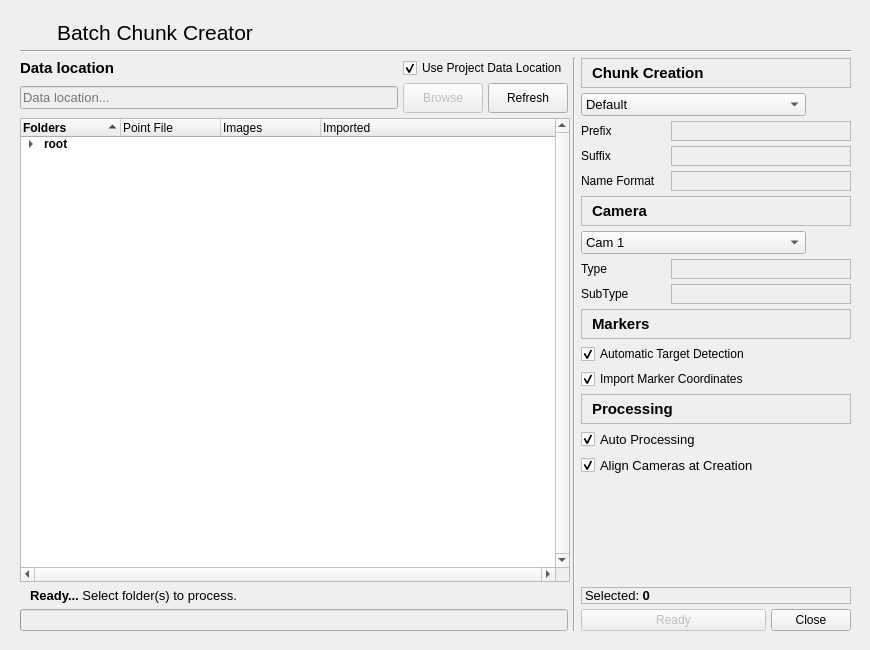
This is AutoFTG/qtGui/diaAddNewChunkBatch.ui in bilkos/AutoFTG-Scripts_Metashape-Pro as Qt 5 draws it before an edit. The edited form follows.
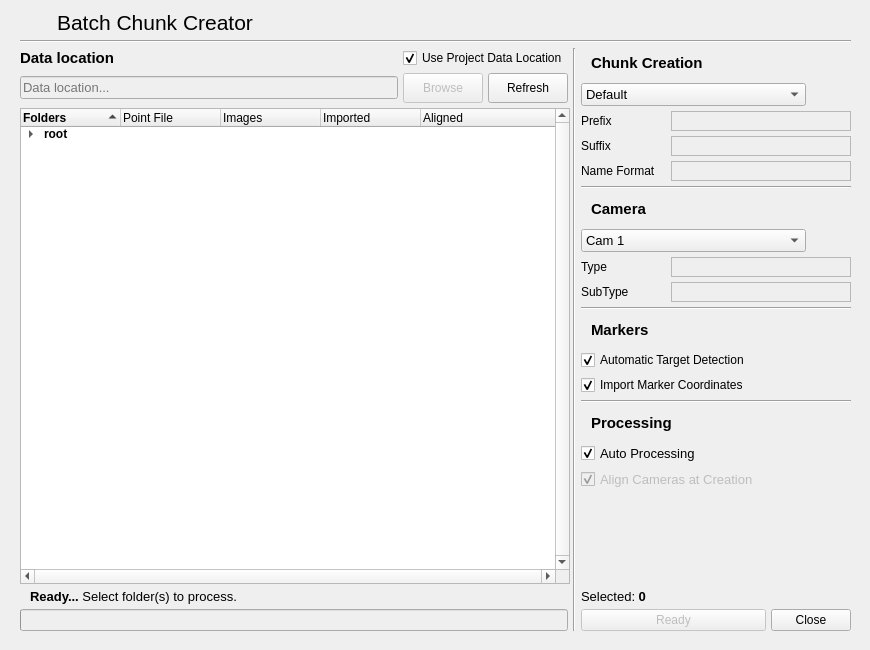
This is the edited form. Icons and pictures are not drawn.

Commit message: Added option for defaults in Batch Chunk Creator

The edit to the form file:
```diff
--- a/AutoFTG/qtGui/diaAddNewChunkBatch.ui
+++ b/AutoFTG/qtGui/diaAddNewChunkBatch.ui
@@ -40,9 +40,9 @@
    <property name="geometry">
     <rect>
      <x>10</x>
-     <y>10</y>
+     <y>0</y>
      <width>851</width>
-     <height>631</height>
+     <height>641</height>
     </rect>
    </property>
    <layout class="QVBoxLayout" name="verticalLayout_2">
@@ -211,8 +211,323 @@
       </item>
       <item row="0" column="2" rowspan="3">
        <layout class="QGridLayout" name="gridLayout_3">
+        <item row="7" column="0">
+         <widget class="QLabel" name="label_4">
+          <property name="minimumSize">
+           <size>
+            <width>0</width>
+            <height>30</height>
+           </size>
+          </property>
+          <property name="font">
+           <font>
+            <family>Segoe UI</family>
+            <pointsize>11</pointsize>
+            <weight>75</weight>
+            <bold>true</bold>
+           </font>
+          </property>
+          <property name="frameShape">
+           <enum>QFrame::NoFrame</enum>
+          </property>
+          <property name="text">
+           <string notr="true">Camera</string>
+          </property>
+          <property name="indent">
+           <number>10</number>
+          </property>
+         </widget>
+        </item>
+        <item row="14" column="0">
+         <widget class="QCheckBox" name="checkBox">
+          <property name="sizePolicy">
+           <sizepolicy hsizetype="Preferred" vsizetype="Maximum">
+            <horstretch>0</horstretch>
+            <verstretch>0</verstretch>
+           </sizepolicy>
+          </property>
+          <property name="font">
+           <font>
+            <family>Segoe UI</family>
+            <pointsize>9</pointsize>
+           </font>
+          </property>
+          <property name="cursor">
+           <cursorShape>PointingHandCursor</cursorShape>
+          </property>
+          <property name="toolTip">
+           <string notr="true">&lt;html&gt;&lt;head/&gt;&lt;body&gt;&lt;p&gt;&lt;span style=&quot; font-weight:600;&quot;&gt;Enabled:&lt;/span&gt; Marker coordinates will be imported after target detection. &lt;span style=&quot; font-weight:600;&quot;&gt;*&lt;/span&gt;&lt;/p&gt;&lt;p&gt;&lt;span style=&quot; font-weight:600;&quot;&gt;Disabled:&lt;/span&gt; Coordinates are not imported. User must manually import coordinates.&lt;/p&gt;&lt;p&gt;&lt;span style=&quot; font-weight:600;&quot;&gt;*&lt;/span&gt; Automatic importing of marker coordinates only works if point file name is the same as it's parent folder name, and contains a header with metadata. Point coordinates should start at row #7.&lt;/p&gt;&lt;/body&gt;&lt;/html&gt;</string>
+          </property>
+          <property name="text">
+           <string notr="true">Import Marker Coordinates</string>
+          </property>
+          <property name="icon">
+           <iconset resource="../qtresources.qrc">
+            <normaloff>:/icons/icons8-map-marker-50.png</normaloff>:/icons/icons8-map-marker-50.png</iconset>
+          </property>
+          <property name="iconSize">
+           <size>
+            <width>24</width>
+            <height>24</height>
+           </size>
+          </property>
+          <property name="checked">
+           <bool>true</bool>
+          </property>
+         </widget>
+        </item>
+        <item row="19" column="0">
+         <spacer name="verticalSpacer">
+          <property name="orientation">
+           <enum>Qt::Vertical</enum>
+          </property>
+          <property name="sizeType">
+           <enum>QSizePolicy::MinimumExpanding</enum>
+          </property>
+          <property name="sizeHint" stdset="0">
+           <size>
+            <width>20</width>
+            <height>10</height>
+           </size>
+          </property>
+         </spacer>
+        </item>
+        <item row="12" column="0">
+         <widget class="QLabel" name="label_5">
+          <property name="minimumSize">
+           <size>
+            <width>0</width>
+            <height>30</height>
+           </size>
+          </property>
+          <property name="font">
+           <font>
+            <family>Segoe UI</family>
+            <pointsize>11</pointsize>
+            <weight>75</weight>
+            <bold>true</bold>
+           </font>
+          </property>
+          <property name="frameShape">
+           <enum>QFrame::NoFrame</enum>
+          </property>
+          <property name="text">
+           <string notr="true">Markers</string>
+          </property>
+          <property name="indent">
+           <number>10</number>
+          </property>
+         </widget>
+        </item>
+        <item row="11" column="0">
+         <widget class="Line" name="line_3">
+          <property name="orientation">
+           <enum>Qt::Horizontal</enum>
+          </property>
+         </widget>
+        </item>
+        <item row="8" column="0">
+         <layout class="QHBoxLayout" name="horizontalLayout_12">
+          <item>
+           <widget class="QComboBox" name="comboBox_2">
+            <property name="sizePolicy">
+             <sizepolicy hsizetype="MinimumExpanding" vsizetype="Maximum">
+              <horstretch>0</horstretch>
+              <verstretch>0</verstretch>
+             </sizepolicy>
+            </property>
+            <property name="minimumSize">
+             <size>
+              <width>200</width>
+              <height>0</height>
+             </size>
+            </property>
+            <property name="font">
+             <font>
+              <family>Segoe UI</family>
+              <pointsize>10</pointsize>
+             </font>
+            </property>
+            <property name="cursor">
+             <cursorShape>PointingHandCursor</cursorShape>
+            </property>
+            <property name="statusTip">
+             <string notr="true">Choose camera settings to be applied when creating new chunk...</string>
+            </property>
+            <property name="iconSize">
+             <size>
+              <width>20</width>
+              <height>20</height>
+             </size>
+            </property>
+            <item>
+             <property name="text">
+              <string notr="true">Cam 1</string>
+             </property>
+             <property name="icon">
+              <iconset resource="../qtresources.qrc">
+               <normaloff>:/icons/icons8-full-page-view-50.png</normaloff>:/icons/icons8-full-page-view-50.png</iconset>
+             </property>
+            </item>
+            <item>
+             <property name="text">
+              <string notr="true">Cam 2</string>
+             </property>
+             <property name="icon">
+              <iconset resource="../qtresources.qrc">
+               <normaloff>:/icons/icons8-video-wall-50.png</normaloff>:/icons/icons8-video-wall-50.png</iconset>
+             </property>
+            </item>
+            <item>
+             <property name="text">
+              <string notr="true">Cam 3</string>
+             </property>
+             <property name="icon">
+              <iconset resource="../qtresources.qrc">
+               <normaloff>:/icons/icons8-live-photos-96.png</normaloff>:/icons/icons8-live-photos-96.png</iconset>
+             </property>
+            </item>
+            <item>
+             <property name="text">
+              <string notr="true">Cam 4</string>
+             </property>
+             <property name="icon">
+              <iconset resource="../qtresources.qrc">
+               <normaloff>:/icons/icons8-aperture-50.png</normaloff>:/icons/icons8-aperture-50.png</iconset>
+             </property>
+            </item>
+            <item>
+             <property name="text">
+              <string notr="true">Cam 5</string>
+             </property>
+             <property name="icon">
+              <iconset resource="../qtresources.qrc">
+               <normaloff>:/icons/icons8-video-stabilization-50.png</normaloff>:/icons/icons8-video-stabilization-50.png</iconset>
+             </property>
+            </item>
+            <item>
+             <property name="text">
+              <string notr="true">Cam 6</string>
+             </property>
+             <property name="icon">
+              <iconset resource="../qtresources.qrc">
+               <normaloff>:/icons/icons8-quadcopter-50.png</normaloff>:/icons/icons8-quadcopter-50.png</iconset>
+             </property>
+            </item>
+           </widget>
+          </item>
+          <item>
+           <widget class="QPushButton" name="btnDefCam">
+            <property name="toolTip">
+             <string notr="true">Set as default</string>
+            </property>
+            <property name="icon">
+             <iconset resource="../qtresources.qrc">
+              <normaloff>:/icons/icons8-christmas-star-50.png</normaloff>:/icons/icons8-christmas-star-50.png</iconset>
+            </property>
+            <property name="iconSize">
+             <size>
+              <width>21</width>
+              <height>21</height>
+             </size>
+            </property>
+            <property name="autoDefault">
+             <bool>false</bool>
+            </property>
+            <property name="flat">
+             <bool>true</bool>
+            </property>
+           </widget>
+          </item>
+         </layout>
+        </item>
         <item row="15" column="0">
+         <widget class="Line" name="line_2">
+          <property name="orientation">
+           <enum>Qt::Horizontal</enum>
+          </property>
+         </widget>
+        </item>
+        <item row="4" column="0">
+         <layout class="QHBoxLayout" name="horizontalLayout_3">
+          <item>
+           <widget class="QLabel" name="label_10">
+            <property name="sizePolicy">
+             <sizepolicy hsizetype="Maximum" vsizetype="Maximum">
+              <horstretch>0</horstretch>
+              <verstretch>0</verstretch>
+             </sizepolicy>
+            </property>
+            <property name="font">
+             <font>
+              <family>Segoe UI</family>
+              <pointsize>9</pointsize>
+              <weight>50</weight>
+              <bold>false</bold>
+             </font>
+            </property>
+            <property name="text">
+             <string notr="true">Suffix</string>
+            </property>
+           </widget>
+          </item>
+          <item>
+           <spacer name="horizontalSpacer_4">
+            <property name="orientation">
+             <enum>Qt::Horizontal</enum>
+            </property>
+            <property name="sizeType">
+             <enum>QSizePolicy::MinimumExpanding</enum>
+            </property>
+            <property name="sizeHint" stdset="0">
+             <size>
+              <width>10</width>
+              <height>20</height>
+             </size>
+            </property>
+           </spacer>
+          </item>
+          <item>
+           <widget class="QLabel" name="label_7">
+            <property name="sizePolicy">
+             <sizepolicy hsizetype="Expanding" vsizetype="Preferred">
+              <horstretch>0</horstretch>
+              <verstretch>0</verstretch>
+             </sizepolicy>
+            </property>
+            <property name="minimumSize">
+             <size>
+              <width>180</width>
+              <height>0</height>
+             </size>
+            </property>
+            <property name="maximumSize">
+             <size>
+              <width>180</width>
+              <height>16777215</height>
+             </size>
+            </property>
+            <property name="font">
+             <font>
+              <family>Segoe UI</family>
+              <pointsize>8</pointsize>
+             </font>
+            </property>
+            <property name="frameShape">
+             <enum>QFrame::StyledPanel</enum>
+            </property>
+            <property name="text">
+             <string notr="true"/>
+            </property>
+           </widget>
+          </item>
+         </layout>
+        </item>
+        <item row="18" column="0">
          <widget class="QCheckBox" name="checkBox_align">
+          <property name="enabled">
+           <bool>false</bool>
+          </property>
           <property name="sizePolicy">
            <sizepolicy hsizetype="Preferred" vsizetype="Fixed">
             <horstretch>0</horstretch>
@@ -252,12 +567,12 @@
           </property>
          </widget>
         </item>
-        <item row="8" column="0">
-         <layout class="QHBoxLayout" name="horizontalLayout_6">
+        <item row="3" column="0">
+         <layout class="QHBoxLayout" name="horizontalLayout_5">
           <item>
-           <widget class="QLabel" name="label_9">
+           <widget class="QLabel" name="label_11">
             <property name="sizePolicy">
-             <sizepolicy hsizetype="Maximum" vsizetype="Preferred">
+             <sizepolicy hsizetype="Maximum" vsizetype="Maximum">
               <horstretch>0</horstretch>
               <verstretch>0</verstretch>
              </sizepolicy>
@@ -270,16 +585,13 @@
               <bold>false</bold>
              </font>
             </property>
-            <property name="frameShape">
-             <enum>QFrame::NoFrame</enum>
-            </property>
             <property name="text">
-             <string notr="true">Type</string>
+             <string notr="true">Prefix</string>
             </property>
            </widget>
           </item>
           <item>
-           <spacer name="horizontalSpacer">
+           <spacer name="horizontalSpacer_5">
             <property name="orientation">
              <enum>Qt::Horizontal</enum>
             </property>
@@ -295,7 +607,7 @@
            </spacer>
           </item>
           <item>
-           <widget class="QLabel" name="label_12">
+           <widget class="QLabel" name="label_6">
             <property name="sizePolicy">
              <sizepolicy hsizetype="Expanding" vsizetype="Preferred">
               <horstretch>0</horstretch>
@@ -330,37 +642,10 @@
           </item>
          </layout>
         </item>
-        <item row="10" column="0">
-         <widget class="QLabel" name="label_5">
-          <property name="minimumSize">
-           <size>
-            <width>0</width>
-            <height>30</height>
-           </size>
-          </property>
-          <property name="font">
-           <font>
-            <family>Segoe UI</family>
-            <pointsize>11</pointsize>
-            <weight>75</weight>
-            <bold>true</bold>
-           </font>
-          </property>
-          <property name="frameShape">
-           <enum>QFrame::StyledPanel</enum>
-          </property>
-          <property name="text">
-           <string notr="true">Markers</string>
-          </property>
-          <property name="indent">
-           <number>10</number>
-          </property>
-         </widget>
-        </item>
-        <item row="14" column="0">
-         <widget class="QCheckBox" name="checkBox_3">
+        <item row="13" column="0">
+         <widget class="QCheckBox" name="checkBox_2">
           <property name="sizePolicy">
-           <sizepolicy hsizetype="Preferred" vsizetype="Fixed">
+           <sizepolicy hsizetype="Preferred" vsizetype="Maximum">
             <horstretch>0</horstretch>
             <verstretch>0</verstretch>
            </sizepolicy>
@@ -368,7 +653,7 @@
           <property name="font">
            <font>
             <family>Segoe UI</family>
-            <pointsize>10</pointsize>
+            <pointsize>9</pointsize>
            </font>
           </property>
           <property name="cursor">
@@ -378,7 +663,7 @@
            <string notr="true">&lt;html&gt;&lt;head/&gt;&lt;body&gt;&lt;p&gt;&lt;span style=&quot; font-weight:600;&quot;&gt;Enabled:&lt;/span&gt; Automatic chunk creation with predefined settings&lt;/p&gt;&lt;p&gt;&lt;span style=&quot; font-weight:600;&quot;&gt;Disabled:&lt;/span&gt; Manual confirmation of intermediate steps&lt;/p&gt;&lt;/body&gt;&lt;/html&gt;</string>
           </property>
           <property name="text">
-           <string notr="true">Auto Processing</string>
+           <string notr="true">Automatic Target Detection</string>
           </property>
           <property name="icon">
            <iconset resource="../qtresources.qrc">
@@ -390,41 +675,11 @@
             <height>24</height>
            </size>
           </property>
-          <property name="checkable">
-           <bool>true</bool>
-          </property>
           <property name="checked">
            <bool>true</bool>
           </property>
          </widget>
         </item>
-        <item row="0" column="0">
-         <widget class="QLabel" name="label">
-          <property name="minimumSize">
-           <size>
-            <width>0</width>
-            <height>30</height>
-           </size>
-          </property>
-          <property name="font">
-           <font>
-            <family>Segoe UI</family>
-            <pointsize>11</pointsize>
-            <weight>75</weight>
-            <bold>true</bold>
-           </font>
-          </property>
-          <property name="frameShape">
-           <enum>QFrame::StyledPanel</enum>
-          </property>
-          <property name="text">
-           <string notr="true">Chunk Creation</string>
-          </property>
-          <property name="indent">
-           <number>10</number>
-          </property>
-         </widget>
-        </item>
         <item row="2" column="0">
          <layout class="QHBoxLayout" name="horizontalLayout_8">
           <item>
@@ -522,10 +777,37 @@
           </item>
          </layout>
         </item>
-        <item row="11" column="0">
-         <widget class="QCheckBox" name="checkBox_2">
+        <item row="16" column="0">
+         <widget class="QLabel" name="label_17">
+          <property name="minimumSize">
+           <size>
+            <width>0</width>
+            <height>30</height>
+           </size>
+          </property>
+          <property name="font">
+           <font>
+            <family>Segoe UI</family>
+            <pointsize>11</pointsize>
+            <weight>75</weight>
+            <bold>true</bold>
+           </font>
+          </property>
+          <property name="frameShape">
+           <enum>QFrame::NoFrame</enum>
+          </property>
+          <property name="text">
+           <string notr="true">Processing</string>
+          </property>
+          <property name="indent">
+           <number>10</number>
+          </property>
+         </widget>
+        </item>
+        <item row="17" column="0">
+         <widget class="QCheckBox" name="checkBox_3">
           <property name="sizePolicy">
-           <sizepolicy hsizetype="Preferred" vsizetype="Maximum">
+           <sizepolicy hsizetype="Preferred" vsizetype="Fixed">
             <horstretch>0</horstretch>
             <verstretch>0</verstretch>
            </sizepolicy>
@@ -533,7 +815,7 @@
           <property name="font">
            <font>
             <family>Segoe UI</family>
-            <pointsize>9</pointsize>
+            <pointsize>10</pointsize>
            </font>
           </property>
           <property name="cursor">
@@ -543,7 +825,7 @@
            <string notr="true">&lt;html&gt;&lt;head/&gt;&lt;body&gt;&lt;p&gt;Enable automatic target detection when new chunk is created...&lt;/p&gt;&lt;/body&gt;&lt;/html&gt;</string>
           </property>
           <property name="text">
-           <string notr="true">Automatic Target Detection</string>
+           <string notr="true">Auto Processing</string>
           </property>
           <property name="icon">
            <iconset resource="../qtresources.qrc">
@@ -555,12 +837,15 @@
             <height>24</height>
            </size>
           </property>
+          <property name="checkable">
+           <bool>true</bool>
+          </property>
           <property name="checked">
            <bool>true</bool>
           </property>
          </widget>
         </item>
-        <item row="9" column="0">
+        <item row="10" column="0">
          <layout class="QHBoxLayout" name="horizontalLayout_7">
           <item>
            <widget class="QLabel" name="label_13">
@@ -635,8 +920,86 @@
           </item>
          </layout>
         </item>
-        <item row="6" column="0">
-         <widget class="QLabel" name="label_4">
+        <item row="9" column="0">
+         <layout class="QHBoxLayout" name="horizontalLayout_6">
+          <item>
+           <widget class="QLabel" name="label_9">
+            <property name="sizePolicy">
+             <sizepolicy hsizetype="Maximum" vsizetype="Preferred">
+              <horstretch>0</horstretch>
+              <verstretch>0</verstretch>
+             </sizepolicy>
+            </property>
+            <property name="font">
+             <font>
+              <family>Segoe UI</family>
+              <pointsize>9</pointsize>
+              <weight>50</weight>
+              <bold>false</bold>
+             </font>
+            </property>
+            <property name="frameShape">
+             <enum>QFrame::NoFrame</enum>
+            </property>
+            <property name="text">
+             <string notr="true">Type</string>
+            </property>
+           </widget>
+          </item>
+          <item>
+           <spacer name="horizontalSpacer">
+            <property name="orientation">
+             <enum>Qt::Horizontal</enum>
+            </property>
+            <property name="sizeType">
+             <enum>QSizePolicy::MinimumExpanding</enum>
+            </property>
+            <property name="sizeHint" stdset="0">
+             <size>
+              <width>10</width>
+              <height>20</height>
+             </size>
+            </property>
+           </spacer>
+          </item>
+          <item>
+           <widget class="QLabel" name="label_12">
+            <property name="sizePolicy">
+             <sizepolicy hsizetype="Expanding" vsizetype="Preferred">
+              <horstretch>0</horstretch>
+              <verstretch>0</verstretch>
+             </sizepolicy>
+            </property>
+            <property name="minimumSize">
+             <size>
+              <width>180</width>
+              <height>0</height>
+             </size>
+            </property>
+            <property name="maximumSize">
+             <size>
+              <width>180</width>
+              <height>16777215</height>
+             </size>
+            </property>
+            <property name="font">
+             <font>
+              <family>Segoe UI</family>
+              <pointsize>8</pointsize>
+             </font>
+            </property>
+            <property name="frameShape">
+             <enum>QFrame::StyledPanel</enum>
+            </property>
+            <property name="text">
+             <string notr="true"/>
+            </property>
+           </widget>
+          </item>
+         </layout>
+        </item>
+        <item row="0" column="0">
+         <widget class="QLabel" name="label">
           <property name="minimumSize">
            <size>
             <width>0</width>
@@ -652,10 +1015,10 @@
            </font>
           </property>
           <property name="frameShape">
-           <enum>QFrame::StyledPanel</enum>
+           <enum>QFrame::NoFrame</enum>
           </property>
           <property name="text">
-           <string notr="true">Camera</string>
+           <string notr="true">Chunk Creation</string>
           </property>
           <property name="indent">
            <number>10</number>
@@ -737,351 +1100,12 @@
           </item>
          </layout>
         </item>
-        <item row="3" column="0">
-         <layout class="QHBoxLayout" name="horizontalLayout_5">
-          <item>
-           <widget class="QLabel" name="label_11">
-            <property name="sizePolicy">
-             <sizepolicy hsizetype="Maximum" vsizetype="Maximum">
-              <horstretch>0</horstretch>
-              <verstretch>0</verstretch>
-             </sizepolicy>
-            </property>
-            <property name="font">
-             <font>
-              <family>Segoe UI</family>
-              <pointsize>9</pointsize>
-              <weight>50</weight>
-              <bold>false</bold>
-             </font>
-            </property>
-            <property name="text">
-             <string notr="true">Prefix</string>
-            </property>
-           </widget>
-          </item>
-          <item>
-           <spacer name="horizontalSpacer_5">
-            <property name="orientation">
-             <enum>Qt::Horizontal</enum>
-            </property>
-            <property name="sizeType">
-             <enum>QSizePolicy::MinimumExpanding</enum>
-            </property>
-            <property name="sizeHint" stdset="0">
-             <size>
-              <width>10</width>
-              <height>20</height>
-             </size>
-            </property>
-           </spacer>
-          </item>
-          <item>
-           <widget class="QLabel" name="label_6">
-            <property name="sizePolicy">
-             <sizepolicy hsizetype="Expanding" vsizetype="Preferred">
-              <horstretch>0</horstretch>
-              <verstretch>0</verstretch>
-             </sizepolicy>
-            </property>
-            <property name="minimumSize">
-             <size>
-              <width>180</width>
-              <height>0</height>
-             </size>
-            </property>
-            <property name="maximumSize">
-             <size>
-              <width>180</width>
-              <height>16777215</height>
-             </size>
-            </property>
-            <property name="font">
-             <font>
-              <family>Segoe UI</family>
-              <pointsize>8</pointsize>
-             </font>
-            </property>
-            <property name="frameShape">
-             <enum>QFrame::StyledPanel</enum>
-            </property>
-            <property name="text">
-             <string notr="true"/>
-            </property>
-           </widget>
-          </item>
-         </layout>
-        </item>
-        <item row="4" column="0">
-         <layout class="QHBoxLayout" name="horizontalLayout_3">
-          <item>
-           <widget class="QLabel" name="label_10">
-            <property name="sizePolicy">
-             <sizepolicy hsizetype="Maximum" vsizetype="Maximum">
-              <horstretch>0</horstretch>
-              <verstretch>0</verstretch>
-             </sizepolicy>
-            </property>
-            <property name="font">
-             <font>
-              <family>Segoe UI</family>
-              <pointsize>9</pointsize>
-              <weight>50</weight>
-              <bold>false</bold>
-             </font>
-            </property>
-            <property name="text">
-             <string notr="true">Suffix</string>
-            </property>
-           </widget>
-          </item>
-          <item>
-           <spacer name="horizontalSpacer_4">
-            <property name="orientation">
-             <enum>Qt::Horizontal</enum>
-            </property>
-            <property name="sizeType">
-             <enum>QSizePolicy::MinimumExpanding</enum>
-            </property>
-            <property name="sizeHint" stdset="0">
-             <size>
-              <width>10</width>
-              <height>20</height>
-             </size>
-            </property>
-           </spacer>
-          </item>
-          <item>
-           <widget class="QLabel" name="label_7">
-            <property name="sizePolicy">
-             <sizepolicy hsizetype="Expanding" vsizetype="Preferred">
-              <horstretch>0</horstretch>
-              <verstretch>0</verstretch>
-             </sizepolicy>
-            </property>
-            <property name="minimumSize">
-             <size>
-              <width>180</width>
-              <height>0</height>
-             </size>
-            </property>
-            <property name="maximumSize">
-             <size>
-              <width>180</width>
-              <height>16777215</height>
-             </size>
-            </property>
-            <property name="font">
-             <font>
-              <family>Segoe UI</family>
-              <pointsize>8</pointsize>
-             </font>
-            </property>
-            <property name="frameShape">
-             <enum>QFrame::StyledPanel</enum>
-            </property>
-            <property name="text">
-             <string notr="true"/>
-            </property>
-           </widget>
-          </item>
-         </layout>
-        </item>
-        <item row="7" column="0">
-         <layout class="QHBoxLayout" name="horizontalLayout_12">
-          <item>
-           <widget class="QComboBox" name="comboBox_2">
-            <property name="sizePolicy">
-             <sizepolicy hsizetype="MinimumExpanding" vsizetype="Maximum">
-              <horstretch>0</horstretch>
-              <verstretch>0</verstretch>
-             </sizepolicy>
-            </property>
-            <property name="minimumSize">
-             <size>
-              <width>200</width>
-              <height>0</height>
-             </size>
-            </property>
-            <property name="font">
-             <font>
-              <family>Segoe UI</family>
-              <pointsize>10</pointsize>
-             </font>
-            </property>
-            <property name="cursor">
-             <cursorShape>PointingHandCursor</cursorShape>
-            </property>
-            <property name="statusTip">
-             <string notr="true">Choose camera settings to be applied when creating new chunk...</string>
-            </property>
-            <property name="iconSize">
-             <size>
-              <width>20</width>
-              <height>20</height>
-             </size>
-            </property>
-            <item>
-             <property name="text">
-              <string notr="true">Cam 1</string>
-             </property>
-             <property name="icon">
-              <iconset resource="../qtresources.qrc">
-               <normaloff>:/icons/icons8-full-page-view-50.png</normaloff>:/icons/icons8-full-page-view-50.png</iconset>
-             </property>
-            </item>
-            <item>
-             <property name="text">
-              <string notr="true">Cam 2</string>
-             </property>
-             <property name="icon">
-              <iconset resource="../qtresources.qrc">
-               <normaloff>:/icons/icons8-video-wall-50.png</normaloff>:/icons/icons8-video-wall-50.png</iconset>
-             </property>
-            </item>
-            <item>
-             <property name="text">
-              <string notr="true">Cam 3</string>
-             </property>
-             <property name="icon">
-              <iconset resource="../qtresources.qrc">
-               <normaloff>:/icons/icons8-live-photos-96.png</normaloff>:/icons/icons8-live-photos-96.png</iconset>
-             </property>
-            </item>
-            <item>
-             <property name="text">
-              <string notr="true">Cam 4</string>
-             </property>
-             <property name="icon">
-              <iconset resource="../qtresources.qrc">
-               <normaloff>:/icons/icons8-aperture-50.png</normaloff>:/icons/icons8-aperture-50.png</iconset>
-             </property>
-            </item>
-            <item>
-             <property name="text">
-              <string notr="true">Cam 5</string>
-             </property>
-             <property name="icon">
-              <iconset resource="../qtresources.qrc">
-               <normaloff>:/icons/icons8-video-stabilization-50.png</normaloff>:/icons/icons8-video-stabilization-50.png</iconset>
-             </property>
-            </item>
-            <item>
-             <property name="text">
-              <string notr="true">Cam 6</string>
-             </property>
-             <property name="icon">
-              <iconset resource="../qtresources.qrc">
-               <normaloff>:/icons/icons8-quadcopter-50.png</normaloff>:/icons/icons8-quadcopter-50.png</iconset>
-             </property>
-            </item>
-           </widget>
-          </item>
-          <item>
-           <widget class="QPushButton" name="btnDefCam">
-            <property name="toolTip">
-             <string notr="true">Set as default</string>
-            </property>
-            <property name="icon">
-             <iconset resource="../qtresources.qrc">
-              <normaloff>:/icons/icons8-christmas-star-50.png</normaloff>:/icons/icons8-christmas-star-50.png</iconset>
-            </property>
-            <property name="iconSize">
-             <size>
-              <width>21</width>
-              <height>21</height>
-             </size>
-            </property>
-            <property name="autoDefault">
-             <bool>false</bool>
-            </property>
-            <property name="flat">
-             <bool>true</bool>
-            </property>
-           </widget>
-          </item>
-         </layout>
-        </item>
-        <item row="12" column="0">
-         <widget class="QCheckBox" name="checkBox">
-          <property name="sizePolicy">
-           <sizepolicy hsizetype="Preferred" vsizetype="Maximum">
-            <horstretch>0</horstretch>
-            <verstretch>0</verstretch>
-           </sizepolicy>
-          </property>
-          <property name="font">
-           <font>
-            <family>Segoe UI</family>
-            <pointsize>9</pointsize>
-           </font>
-          </property>
-          <property name="cursor">
-           <cursorShape>PointingHandCursor</cursorShape>
-          </property>
-          <property name="toolTip">
-           <string notr="true">&lt;html&gt;&lt;head/&gt;&lt;body&gt;&lt;p&gt;&lt;span style=&quot; font-weight:600;&quot;&gt;Enabled:&lt;/span&gt; Marker coordinates will be imported after target detection. &lt;span style=&quot; font-weight:600;&quot;&gt;*&lt;/span&gt;&lt;/p&gt;&lt;p&gt;&lt;span style=&quot; font-weight:600;&quot;&gt;Disabled:&lt;/span&gt; Coordinates are not imported. User must manually import coordinates.&lt;/p&gt;&lt;p&gt;&lt;span style=&quot; font-weight:600;&quot;&gt;*&lt;/span&gt; Automatic importing of marker coordinates only works if point file name is the same as it's parent folder name, and contains a header with metadata. Point coordinates should start at row #7.&lt;/p&gt;&lt;/body&gt;&lt;/html&gt;</string>
-          </property>
-          <property name="text">
-           <string notr="true">Import Marker Coordinates</string>
-          </property>
-          <property name="icon">
-           <iconset resource="../qtresources.qrc">
-            <normaloff>:/icons/icons8-map-marker-50.png</normaloff>:/icons/icons8-map-marker-50.png</iconset>
-          </property>
-          <property name="iconSize">
-           <size>
-            <width>24</width>
-            <height>24</height>
-           </size>
-          </property>
-          <property name="checked">
-           <bool>true</bool>
-          </property>
-         </widget>
-        </item>
-        <item row="13" column="0">
-         <widget class="QLabel" name="label_17">
-          <property name="minimumSize">
-           <size>
-            <width>0</width>
-            <height>30</height>
-           </size>
-          </property>
-          <property name="font">
-           <font>
-            <family>Segoe UI</family>
-            <pointsize>11</pointsize>
-            <weight>75</weight>
-            <bold>true</bold>
-           </font>
-          </property>
-          <property name="frameShape">
-           <enum>QFrame::StyledPanel</enum>
-          </property>
-          <property name="text">
-           <string notr="true">Processing</string>
-          </property>
-          <property name="indent">
-           <number>10</number>
-          </property>
-         </widget>
-        </item>
-        <item row="16" column="0">
-         <spacer name="verticalSpacer">
+        <item row="6" column="0">
+         <widget class="Line" name="line_5">
           <property name="orientation">
-           <enum>Qt::Vertical</enum>
+           <enum>Qt::Horizontal</enum>
           </property>
-          <property name="sizeType">
-           <enum>QSizePolicy::MinimumExpanding</enum>
-          </property>
-          <property name="sizeHint" stdset="0">
-           <size>
-            <width>20</width>
-            <height>10</height>
-           </size>
-          </property>
-         </spacer>
+         </widget>
         </item>
        </layout>
       </item>
@@ -1094,7 +1118,7 @@
          </font>
         </property>
         <property name="frameShape">
-         <enum>QFrame::StyledPanel</enum>
+         <enum>QFrame::NoFrame</enum>
         </property>
         <property name="text">
          <string notr="true">&lt;html&gt;&lt;head/&gt;&lt;body&gt;&lt;p&gt;Selected: &lt;span style=&quot; font-weight:600;&quot;&gt;0&lt;/span&gt;&lt;/p&gt;&lt;/body&gt;&lt;/html&gt;</string>
@@ -1279,6 +1303,11 @@
           <set>AlignLeading|AlignVCenter</set>
          </property>
         </column>
+        <column>
+         <property name="text">
+          <string notr="true">Aligned</string>
+         </property>
+        </column>
         <item>
          <property name="text">
           <string notr="true">root</string>
```
Left out of the diff: 18 changed lines with no effect on the pictures. The commit also changes 5 other files.
